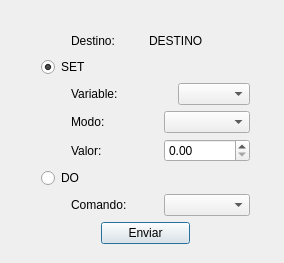
Old version of the form comandar.ui in the repository arukagiri/interfazLAC.
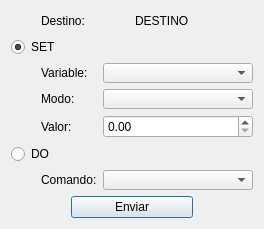
New version of the form.

```diff
--- a/comandar.ui
+++ b/comandar.ui
@@ -6,8 +6,8 @@
    <rect>
     <x>0</x>
     <y>0</y>
-    <width>284</width>
-    <height>263</height>
+    <width>261</width>
+    <height>229</height>
    </rect>
   </property>
   <property name="sizePolicy">
@@ -22,27 +22,9 @@
   <property name="autoFillBackground">
    <bool>false</bool>
   </property>
-  <widget class="QWidget" name="layoutWidget">
-   <property name="geometry">
-    <rect>
-     <x>31</x>
-     <y>21</y>
-     <width>229</width>
-     <height>233</height>
-    </rect>
-   </property>
-   <layout class="QVBoxLayout" name="verticalLayout_2">
-    <property name="leftMargin">
-     <number>10</number>
-    </property>
-    <property name="topMargin">
-     <number>10</number>
-    </property>
-    <property name="rightMargin">
-     <number>10</number>
-    </property>
-    <property name="bottomMargin">
-     <number>10</number>
+  <layout class="QVBoxLayout" name="verticalLayout">
+   <property name="sizeConstraint">
+    <enum>QLayout::SetFixedSize</enum>
     </property>
     <item>
      <layout class="QHBoxLayout" name="horizontalLayout_5">
@@ -105,8 +87,6 @@
      </widget>
     </item>
     <item>
-     <layout class="QVBoxLayout" name="verticalLayout">
-      <item>
        <layout class="QHBoxLayout" name="horizontalLayout">
         <item>
          <spacer name="horizontalSpacer">
@@ -145,6 +125,18 @@
             <verstretch>0</verstretch>
            </sizepolicy>
           </property>
+       <property name="minimumSize">
+        <size>
+         <width>150</width>
+         <height>20</height>
+        </size>
+       </property>
+       <property name="maximumSize">
+        <size>
+         <width>150</width>
+         <height>20</height>
+        </size>
+       </property>
           <property name="mouseTracking">
            <bool>false</bool>
           </property>
@@ -153,7 +145,7 @@
        </layout>
       </item>
       <item>
-       <layout class="QHBoxLayout" name="horizontalLayout_4">
+    <layout class="QHBoxLayout" name="horizontalLayout_2">
         <item>
          <spacer name="horizontalSpacer_4">
           <property name="orientation">
@@ -191,12 +183,24 @@
             <verstretch>0</verstretch>
            </sizepolicy>
           </property>
+       <property name="minimumSize">
+        <size>
+         <width>150</width>
+         <height>20</height>
+        </size>
+       </property>
+       <property name="maximumSize">
+        <size>
+         <width>150</width>
+         <height>20</height>
+        </size>
+       </property>
          </widget>
         </item>
        </layout>
       </item>
       <item>
-       <layout class="QHBoxLayout" name="horizontalLayout_2">
+    <layout class="QHBoxLayout" name="horizontalLayout_3">
         <item>
          <spacer name="horizontalSpacer_2">
           <property name="orientation">
@@ -234,9 +238,13 @@
             <verstretch>0</verstretch>
            </sizepolicy>
           </property>
-         </widget>
-        </item>
-       </layout>
+       <property name="minimumSize">
+        <size>
+         <width>150</width>
+         <height>0</height>
+        </size>
+       </property>
+      </widget>
       </item>
      </layout>
     </item>
@@ -248,7 +256,7 @@
      </widget>
     </item>
     <item>
-     <layout class="QHBoxLayout" name="horizontalLayout_3">
+    <layout class="QHBoxLayout" name="horizontalLayout_4">
       <item>
        <spacer name="horizontalSpacer_3">
         <property name="orientation">
@@ -286,6 +294,18 @@
           <verstretch>0</verstretch>
          </sizepolicy>
         </property>
+       <property name="minimumSize">
+        <size>
+         <width>150</width>
+         <height>20</height>
+        </size>
+       </property>
+       <property name="maximumSize">
+        <size>
+         <width>150</width>
+         <height>20</height>
+        </size>
+       </property>
        </widget>
       </item>
      </layout>
@@ -334,7 +354,6 @@
      </layout>
     </item>
    </layout>
-  </widget>
  </widget>
  <resources/>
  <connections/>
```
Lines whose indentation alone changed are shown as unchanged.
